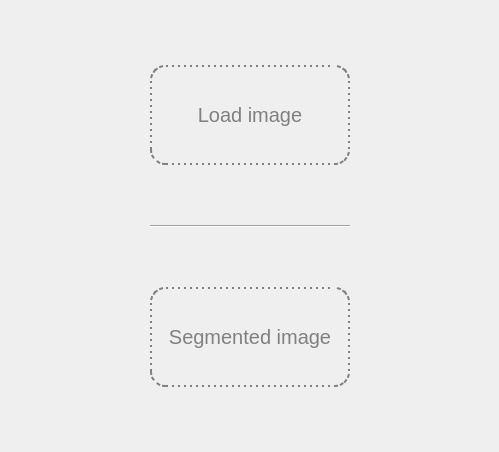
Old version of the form GUI/tab.ui in the repository Armine13/Segmentation_Project.
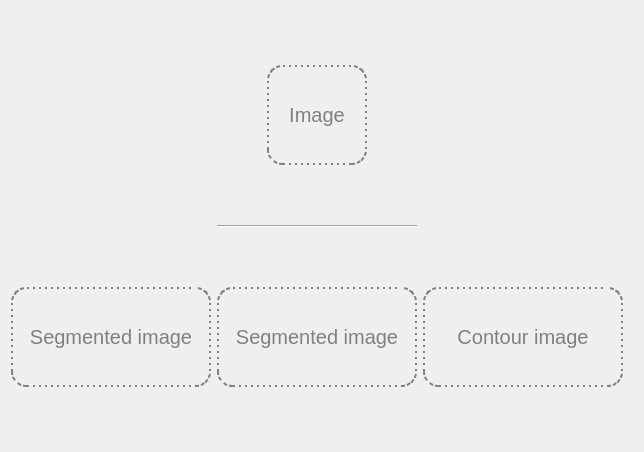
New version of the form.

Commit message: contour image added to gui

What changed in the file:
```diff
--- a/GUI/tab.ui
+++ b/GUI/tab.ui
@@ -6,7 +6,7 @@
    <rect>
     <x>0</x>
     <y>0</y>
-    <width>499</width>
+    <width>644</width>
     <height>452</height>
    </rect>
   </property>
@@ -14,6 +14,45 @@
    <string>Form</string>
   </property>
   <layout class="QGridLayout" name="gridLayout">
+   <item row="8" column="0">
+    <spacer name="horizontalSpacer_3">
+     <property name="orientation">
+      <enum>Qt::Horizontal</enum>
+     </property>
+     <property name="sizeHint" stdset="0">
+      <size>
+       <width>100</width>
+       <height>97</height>
+      </size>
+     </property>
+    </spacer>
+   </item>
+   <item row="6" column="2">
+    <spacer name="verticalSpacer_4">
+     <property name="orientation">
+      <enum>Qt::Vertical</enum>
+     </property>
+     <property name="sizeHint" stdset="0">
+      <size>
+       <width>20</width>
+       <height>40</height>
+      </size>
+     </property>
+    </spacer>
+   </item>
+   <item row="2" column="0">
+    <spacer name="horizontalSpacer">
+     <property name="orientation">
+      <enum>Qt::Horizontal</enum>
+     </property>
+     <property name="sizeHint" stdset="0">
+      <size>
+       <width>40</width>
+       <height>20</height>
+      </size>
+     </property>
+    </spacer>
+   </item>
    <item row="0" column="2">
     <spacer name="verticalSpacer_2">
      <property name="orientation">
@@ -27,40 +66,51 @@
      </property>
     </spacer>
    </item>
-   <item row="3" column="2">
-    <widget class="Line" name="line">
-     <property name="orientation">
-      <enum>Qt::Horizontal</enum>
-     </property>
-    </widget>
-   </item>
-   <item row="1" column="0">
-    <spacer name="horizontalSpacer">
+   <item row="8" column="5">
+    <spacer name="horizontalSpacer_4">
      <property name="orientation">
       <enum>Qt::Horizontal</enum>
      </property>
      <property name="sizeHint" stdset="0">
       <size>
-       <width>40</width>
+       <width>131</width>
        <height>20</height>
       </size>
      </property>
     </spacer>
    </item>
-   <item row="5" column="2">
-    <spacer name="verticalSpacer_4">
-     <property name="orientation">
-      <enum>Qt::Vertical</enum>
-     </property>
-     <property name="sizeHint" stdset="0">
+   <item row="8" column="3">
+    <widget class="QLabel" name="label_cont">
+     <property name="minimumSize">
       <size>
-       <width>20</width>
-       <height>40</height>
+       <width>200</width>
+       <height>100</height>
       </size>
      </property>
-    </spacer>
+     <property name="font">
+      <font>
+       <pointsize>15</pointsize>
+      </font>
+     </property>
+     <property name="autoFillBackground">
+      <bool>false</bool>
+     </property>
+     <property name="styleSheet">
+      <string notr="true">border-style: dotted; 
+border-color: grey;
+border-width: 1.5px;
+border-radius: 15px;
+color: grey;</string>
+     </property>
+     <property name="text">
+      <string>Contour image</string>
+     </property>
+     <property name="alignment">
+      <set>Qt::AlignCenter</set>
+     </property>
+    </widget>
    </item>
-   <item row="6" column="2">
+   <item row="8" column="2" alignment="Qt::AlignHCenter">
     <widget class="QLabel" name="label_seg">
      <property name="minimumSize">
       <size>
@@ -68,6 +118,12 @@
        <height>100</height>
       </size>
      </property>
+     <property name="maximumSize">
+      <size>
+       <width>200</width>
+       <height>16777215</height>
+      </size>
+     </property>
      <property name="font">
       <font>
        <pointsize>15</pointsize>
@@ -91,20 +147,38 @@
      </property>
     </widget>
    </item>
-   <item row="1" column="3">
-    <spacer name="horizontalSpacer_2">
-     <property name="orientation">
-      <enum>Qt::Horizontal</enum>
-     </property>
-     <property name="sizeHint" stdset="0">
+   <item row="8" column="1">
+    <widget class="QLabel" name="label_seg_1">
+     <property name="minimumSize">
       <size>
-       <width>131</width>
-       <height>20</height>
+       <width>200</width>
+       <height>100</height>
       </size>
      </property>
-    </spacer>
+     <property name="font">
+      <font>
+       <pointsize>15</pointsize>
+      </font>
+     </property>
+     <property name="autoFillBackground">
+      <bool>false</bool>
+     </property>
+     <property name="styleSheet">
+      <string notr="true">border-style: dotted; 
+border-color: grey;
+border-width: 1.5px;
+border-radius: 15px;
+color: grey;</string>
+     </property>
+     <property name="text">
+      <string>Segmented image</string>
+     </property>
+     <property name="alignment">
+      <set>Qt::AlignCenter</set>
+     </property>
+    </widget>
    </item>
-   <item row="7" column="2">
+   <item row="9" column="2">
     <spacer name="verticalSpacer_3">
      <property name="orientation">
       <enum>Qt::Vertical</enum>
@@ -117,16 +191,57 @@
      </property>
     </spacer>
    </item>
-   <item row="1" column="2">
+   <item row="3" column="2">
+    <spacer name="verticalSpacer">
+     <property name="orientation">
+      <enum>Qt::Vertical</enum>
+     </property>
+     <property name="sizeHint" stdset="0">
+      <size>
+       <width>20</width>
+       <height>40</height>
+      </size>
+     </property>
+    </spacer>
+   </item>
+   <item row="4" column="2">
+    <widget class="Line" name="line">
+     <property name="orientation">
+      <enum>Qt::Horizontal</enum>
+     </property>
+    </widget>
+   </item>
+   <item row="2" column="2">
     <layout class="QHBoxLayout" name="horizontalLayout">
+     <property name="spacing">
+      <number>0</number>
+     </property>
+     <property name="sizeConstraint">
+      <enum>QLayout::SetMinimumSize</enum>
+     </property>
      <item>
       <widget class="QLabel" name="label_image">
+       <property name="enabled">
+        <bool>true</bool>
+       </property>
+       <property name="sizePolicy">
+        <sizepolicy hsizetype="MinimumExpanding" vsizetype="Preferred">
+         <horstretch>0</horstretch>
+         <verstretch>0</verstretch>
+        </sizepolicy>
+       </property>
        <property name="minimumSize">
         <size>
-         <width>200</width>
+         <width>100</width>
          <height>100</height>
         </size>
        </property>
+       <property name="maximumSize">
+        <size>
+         <width>100</width>
+         <height>16777215</height>
+        </size>
+       </property>
        <property name="font">
         <font>
          <pointsize>15</pointsize>
@@ -143,7 +258,7 @@
 color: grey;</string>
        </property>
        <property name="text">
-        <string>Load image</string>
+        <string>Image</string>
        </property>
        <property name="alignment">
         <set>Qt::AlignCenter</set>
@@ -152,45 +267,32 @@
      </item>
     </layout>
    </item>
-   <item row="6" column="3">
-    <spacer name="horizontalSpacer_4">
+   <item row="2" column="1">
+    <spacer name="horizontalSpacer_2">
      <property name="orientation">
       <enum>Qt::Horizontal</enum>
      </property>
      <property name="sizeHint" stdset="0">
       <size>
-       <width>131</width>
+       <width>40</width>
        <height>20</height>
       </size>
      </property>
     </spacer>
    </item>
-   <item row="6" column="0">
-    <spacer name="horizontalSpacer_3">
+   <item row="2" column="3">
+    <spacer name="horizontalSpacer_5">
      <property name="orientation">
       <enum>Qt::Horizontal</enum>
      </property>
      <property name="sizeHint" stdset="0">
       <size>
-       <width>132</width>
+       <width>40</width>
        <height>20</height>
       </size>
      </property>
     </spacer>
    </item>
-   <item row="2" column="2">
-    <spacer name="verticalSpacer">
-     <property name="orientation">
-      <enum>Qt::Vertical</enum>
-     </property>
-     <property name="sizeHint" stdset="0">
-      <size>
-       <width>20</width>
-       <height>40</height>
-      </size>
-     </property>
-    </spacer>
-   </item>
   </layout>
  </widget>
  <resources/>
```
The commit also changes 2 other files.
